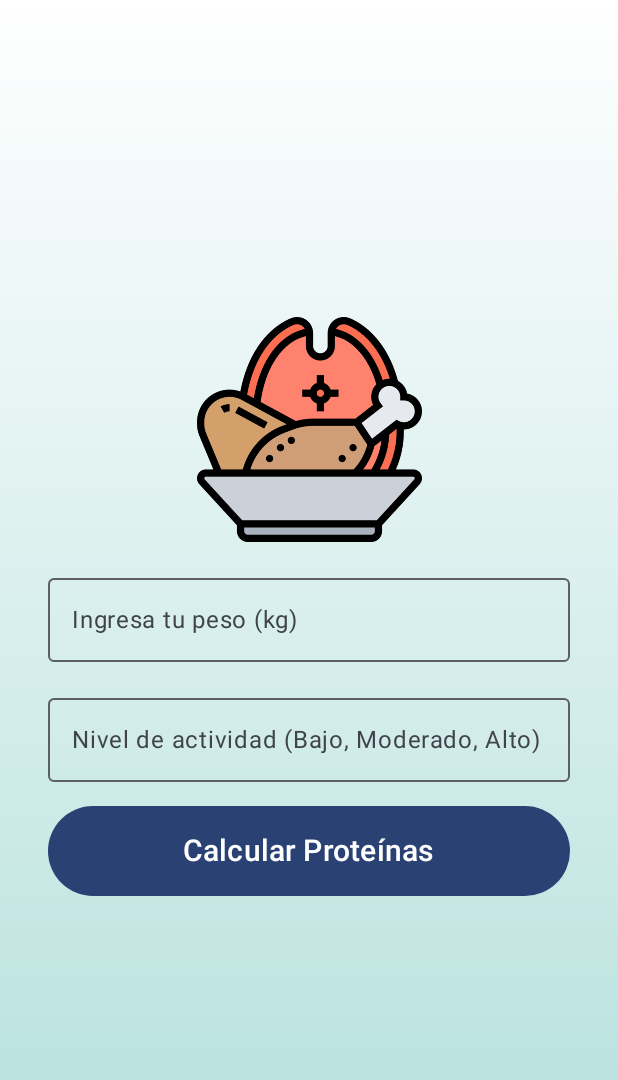
After one commit to GiovannyOtarola/SumativaMobile, an Android app built with Jetpack Compose: the composable CalcularProteinas shown on its own in the app's theme, on a phone screen of 412 x 824 dp. The commit adds this screen. Shown: the top 1080 px of the screen. Run offline under Robolectric (Android 15) with nearby library versions, the light colour scheme and no system bars.

Commit message:
se agregaron 2 vistas nuevas funcionales todo en kotlin

```diff
--- /dev/null
+++ b/app/src/main/java/com/example/sumativamobile/CalcularProteinas.kt
@@ -0,0 +1,136 @@
+package com.example.sumativamobile
+
+import androidx.compose.foundation.Image
+import androidx.compose.foundation.background
+import androidx.compose.foundation.layout.Arrangement
+import androidx.compose.foundation.layout.Box
+import androidx.compose.foundation.layout.Column
+import androidx.compose.foundation.layout.Spacer
+import androidx.compose.foundation.layout.fillMaxSize
+import androidx.compose.foundation.layout.fillMaxWidth
+import androidx.compose.foundation.layout.height
+import androidx.compose.foundation.layout.padding
+import androidx.compose.foundation.layout.size
+import androidx.compose.foundation.text.KeyboardOptions
+import androidx.compose.material3.Button
+import androidx.compose.material3.OutlinedTextField
+import androidx.compose.material3.Text
+import androidx.compose.runtime.Composable
+import androidx.compose.runtime.getValue
+import androidx.compose.runtime.mutableStateOf
+import androidx.compose.runtime.remember
+import androidx.compose.runtime.setValue
+import androidx.compose.ui.Alignment
+import androidx.compose.ui.Modifier
+import androidx.compose.ui.graphics.Brush
+import androidx.compose.ui.graphics.Color
+import androidx.compose.ui.res.painterResource
+import androidx.compose.ui.text.font.FontWeight
+import androidx.compose.ui.text.input.KeyboardType
+import androidx.compose.ui.unit.dp
+import androidx.compose.ui.unit.sp
+
+
+@Composable
+fun CalcularProteinas( ) {
+    var peso by remember { mutableStateOf("") }
+    var actividad by remember { mutableStateOf("") }
+    var proteinas by remember { mutableStateOf(0.0) }
+    var errorMessage by remember { mutableStateOf("") }
+
+    fun calcularProteinas(peso: Double, nivelActividad: String): Double {
+        return when (nivelActividad) {
+            "Bajo" -> peso * 0.8
+            "Moderado" -> peso * 1.0
+            "Alto" -> peso * 1.2
+            else -> 0.0
+        }
+    }
+
+    // degradado de fondo
+    val gradientBrush = Brush.verticalGradient(
+        colors = listOf(Color.White, Color(0xFFB2DFDB)), // Degradado blanco a verde claro
+        startY = 0f,
+        endY = Float.POSITIVE_INFINITY
+    )
+
+    Box(
+        modifier = Modifier
+            .fillMaxSize()
+            .background(gradientBrush)
+            .padding(16.dp)
+    ) {
+        Column(
+            modifier = Modifier.fillMaxSize().padding(16.dp),
+            verticalArrangement = Arrangement.Center,
+            horizontalAlignment = Alignment.CenterHorizontally
+        ) {
+            Image(painter = painterResource(id = R.drawable.proteina), contentDescription = "Proteina image",
+                modifier = Modifier.size(150.dp))
+
+            Spacer(modifier = Modifier.height(16.dp))
+
+            // Campo de entrada para el peso
+            OutlinedTextField(
+                value = peso,
+                onValueChange = { peso = it },
+                label = { Text("Ingresa tu peso (kg)") },
+                keyboardOptions = KeyboardOptions(keyboardType = KeyboardType.Number),
+                modifier = Modifier.fillMaxWidth()
+            )
+
+            Spacer(modifier = Modifier.height(16.dp))
+
+            // Campo de selección para el nivel de actividad
+            OutlinedTextField(
+                value = actividad,
+                onValueChange = { actividad = it },
+                label = { Text("Nivel de actividad (Bajo, Moderado, Alto)") },
+                modifier = Modifier.fillMaxWidth()
+            )
+
+            Spacer(modifier = Modifier.height(16.dp))
+
+            // Botón para calcular
+            Button(
+                onClick = {
+                    try {
+                        val pesoDouble = peso.toDoubleOrNull()
+                        if (pesoDouble != null && pesoDouble > 0) {
+                            proteinas = calcularProteinas(pesoDouble, actividad)
+                            errorMessage = "" // Limpiar el mensaje de error si el cálculo es exitoso
+                        } else {
+                            errorMessage = "Por favor, ingresa un peso válido."
+                        }
+                    } catch (e: Exception) {
+                        errorMessage = "Error en el cálculo. Verifica los valores ingresados."
+                    }
+                },
+                modifier = Modifier.fillMaxWidth().height(60.dp)
+            ) {
+                Text(text = "Calcular Proteínas", fontSize = 20.sp)
+            }
+
+            Spacer(modifier = Modifier.height(16.dp))
+
+            // Mostrar el resultado de la cantidad de proteínas
+            if (proteinas > 0) {
+                Text(
+                    text = "Necesitas consumir $proteinas gramos de proteínas al día.",
+                    fontSize = 18.sp,
+                    fontWeight = FontWeight.Bold
+                )
+            }
+
+            // Mostrar mensaje de error si lo hay
+            if (errorMessage.isNotEmpty()) {
+                Text(
+                    text = errorMessage,
+                    color = Color.Red,
+                    fontSize = 16.sp,
+                    fontWeight = FontWeight.Bold
+                )
+            }
+        }
+    }
+}
```
Also changed, not shown: app/src/main/java/com/example/sumativamobile/Calcularimc.kt (+14 -4 lines), app/src/main/java/com/example/sumativamobile/MainActivity.kt (+10 -0 lines), app/src/main/java/com/example/sumativamobile/Principal.kt (+37 -32 lines), app/src/main/java/com/example/sumativamobile/Usuarios.kt (added, +80 -0 lines), app/src/main/res/drawable/proteina.png (added).
